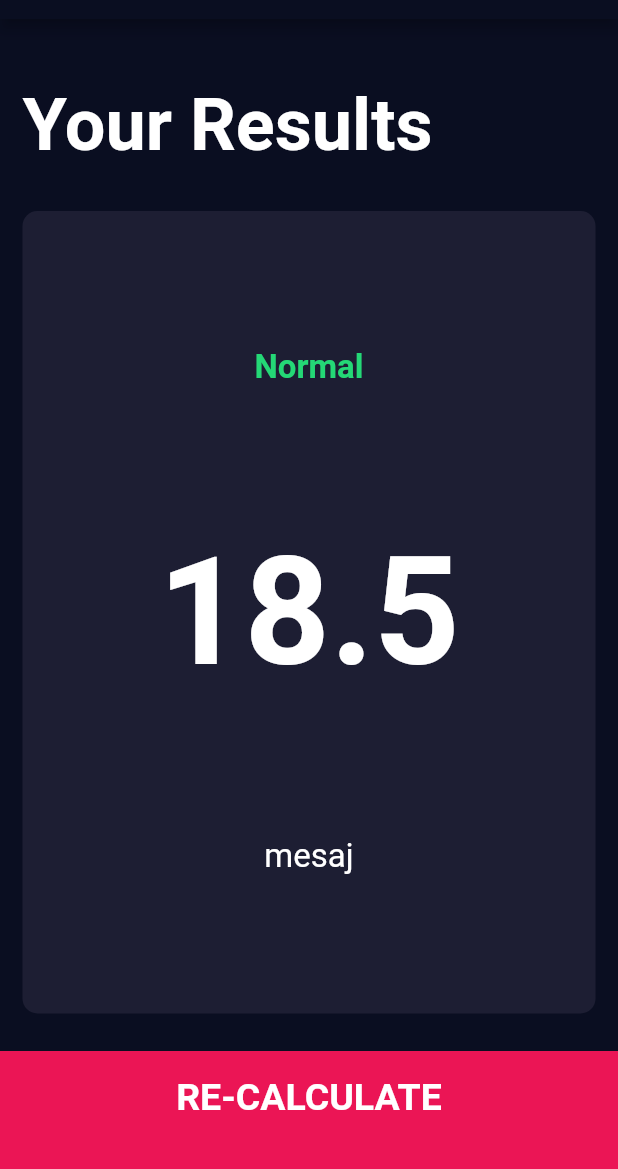
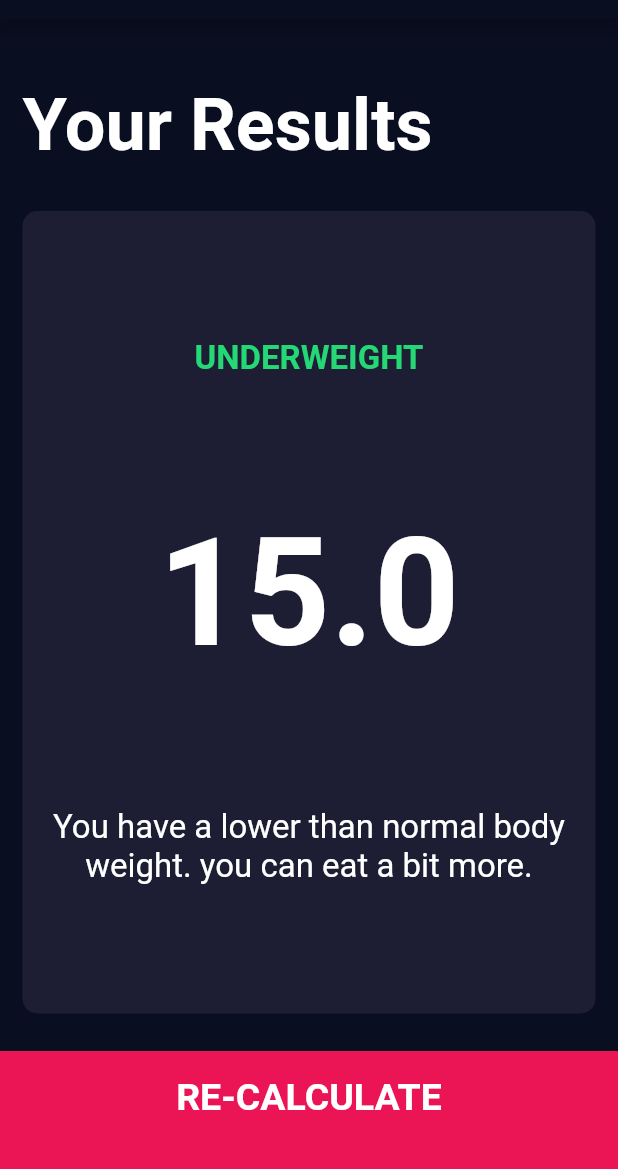
Before and after one commit to kzlkayayusuf/bmi_calculator, a Flutter app: the screen it shows after launch, after a tap on "CALCULATE", on a phone screen of 412 x 824 dp, the part 65-1234 px from its top. Run offline on Flutter 3.47's test engine with Material 2 defaults, Android fonts, the phone set to English and light mode, and no system bars; our stand-ins replace font_awesome_flutter.

Commit message:
Calculator model and string manipulation

```diff
--- /dev/null
+++ b/lib/calculator_brain.dart
@@ -0,0 +1,36 @@
+import 'dart:math';
+
+class CalculatorBrain {
+  CalculatorBrain({required this.height, required this.weight});
+
+  final int height;
+  final int weight;
+  double _bmi=0.0;
+
+  //bmi-> body mass index
+
+  String calculateBMI() {
+     _bmi = weight / pow(height / 100, 2);
+    return _bmi.toStringAsFixed(1);
+  }
+
+  String getResult(){
+    if(_bmi >=25){
+      return 'Overweight';
+    }else if(_bmi>18.5){
+      return 'Normal';
+    }else{
+      return 'Underweight';
+    }
+  }
+
+  String getInterpretation(){
+    if(_bmi >=25){
+      return 'You have a higher than normal body weight. Try to exercise more.';
+    }else if(_bmi>18.5){
+      return 'You have a normal body weight. Good job!';
+    }else{
+      return 'You have a lower than normal body weight. you can eat a bit more.';
+    }
+  }
+}
--- a/lib/screens/input_page.dart
+++ b/lib/screens/input_page.dart
@@ -1,3 +1,4 @@
+import 'package:bmi_calculator/calculator_brain.dart';
 import 'package:bmi_calculator/components/bottom_button.dart';
 import 'package:bmi_calculator/components/icon_content.dart';
 import 'package:bmi_calculator/components/round_icon_button.dart';
@@ -216,10 +217,17 @@ class _InputPageState extends State<InputPage> {
           BottomButton(
             buttonTitle: 'CALCULATE',
             onTap: () {
+              CalculatorBrain calc =
+                  CalculatorBrain(height: height, weight: weight);
+
               Navigator.push(
                 context,
                 MaterialPageRoute(
-                  builder: (context) => ResultsPage(),
+                  builder: (context) => ResultsPage(
+                    bmiResult: calc.calculateBMI(),
+                    interpretation: calc.getInterpretation(),
+                    resultText: calc.getResult(),
+                  ),
                 ),
               );
             },
--- a/lib/screens/results_page.dart
+++ b/lib/screens/results_page.dart
@@ -4,7 +4,16 @@ import 'package:bmi_calculator/components/reusable_card.dart';
 import 'package:flutter/material.dart';
 
 class ResultsPage extends StatelessWidget {
-  const ResultsPage({Key? key}) : super(key: key);
+  const ResultsPage(
+      {Key? key,
+      required this.bmiResult,
+      required this.interpretation,
+      required this.resultText})
+      : super(key: key);
+
+  final String bmiResult;
+  final String resultText;
+  final String interpretation;
 
   @override
   Widget build(BuildContext context) {
@@ -35,19 +44,18 @@ class ResultsPage extends StatelessWidget {
                 crossAxisAlignment: CrossAxisAlignment.center,
                 children: [
                   Text(
-                    'Normal',
+                    resultText.toUpperCase(),
                     style: kResultTextStyle,
                   ),
                   Text(
-                    '18.5',
+                    bmiResult,
                     style: kBMITextStyle,
                   ),
                   Text(
-                    'mesaj',
+                    interpretation,
                     style: kBodyTextStyle,
                     textAlign: TextAlign.center,
                   ),
-
                 ],
               ),
             ),
```
